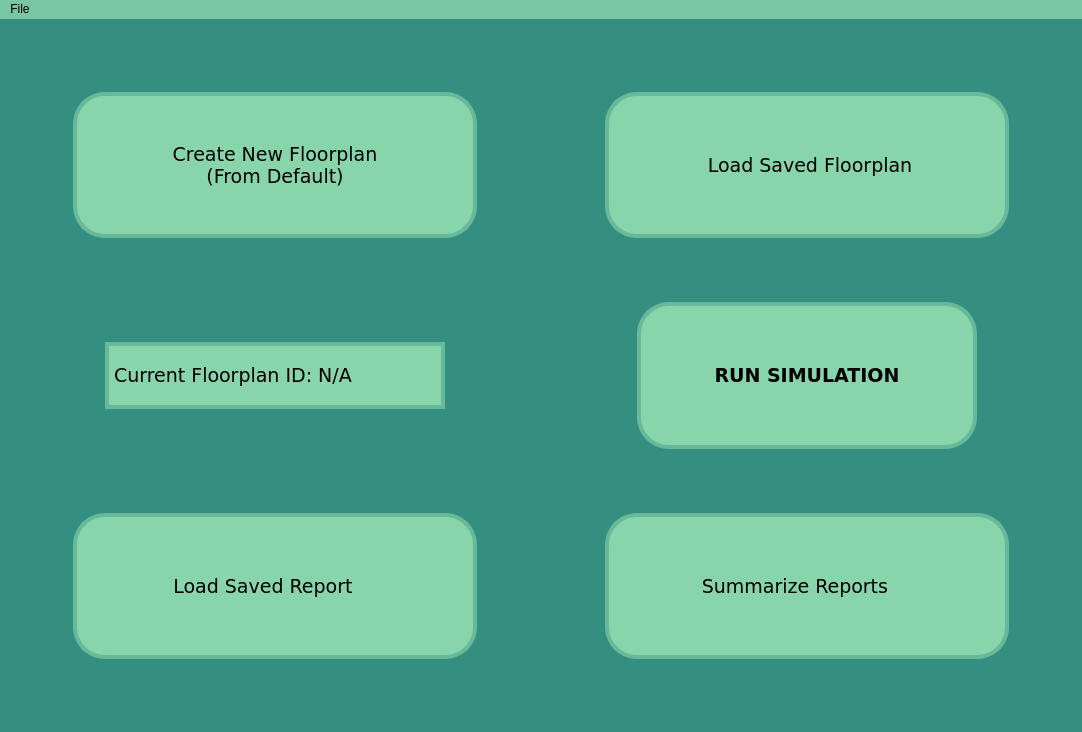
First picture: the form in mainwindow.ui, repository mdelaune/RoboSim, before the edit.
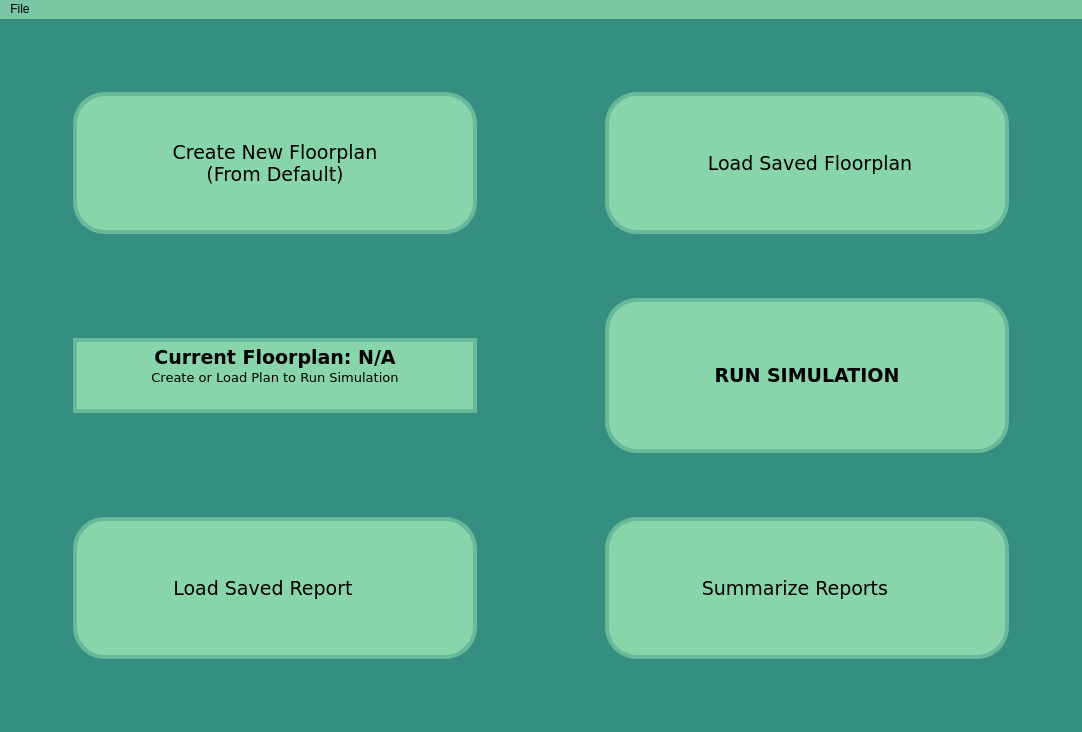
Second picture: the form after the edit. Icons and pictures are not drawn.

Commit message: Pass house and path to sim window

Patch:
```diff
--- a/mainwindow.ui
+++ b/mainwindow.ui
@@ -175,26 +175,10 @@
       </item>
       <item>
        <layout class="QHBoxLayout" name="horizontalLayout_3">
-        <item>
-         <spacer name="horizontalSpacer_4">
-          <property name="orientation">
-           <enum>Qt::Orientation::Horizontal</enum>
-          </property>
-          <property name="sizeType">
-           <enum>QSizePolicy::Policy::Fixed</enum>
-          </property>
-          <property name="sizeHint" stdset="0">
-           <size>
-            <width>32</width>
-            <height>20</height>
-           </size>
-          </property>
-         </spacer>
-        </item>
         <item>
          <layout class="QVBoxLayout" name="verticalLayout">
           <item>
-           <spacer name="verticalSpacer_2">
+           <spacer name="verticalSpacer">
             <property name="orientation">
              <enum>Qt::Orientation::Vertical</enum>
             </property>
@@ -203,25 +187,34 @@
             </property>
             <property name="sizeHint" stdset="0">
              <size>
-              <width>16</width>
+              <width>20</width>
               <height>40</height>
              </size>
             </property>
            </spacer>
           </item>
           <item>
-           <widget class="QLabel" name="label">
+           <widget class="QTextEdit" name="activePlan">
+            <property name="sizePolicy">
+             <sizepolicy hsizetype="Preferred" vsizetype="Fixed">
+              <horstretch>0</horstretch>
+              <verstretch>0</verstretch>
+             </sizepolicy>
+            </property>
+            <property name="maximumSize">
+             <size>
+              <width>16777215</width>
+              <height>75</height>
+             </size>
+            </property>
             <property name="font">
              <font>
               <family>Verdana</family>
               <pointsize>14</pointsize>
              </font>
             </property>
-            <property name="layoutDirection">
-             <enum>Qt::LayoutDirection::LeftToRight</enum>
-            </property>
             <property name="styleSheet">
-             <string notr="true">QLabel{
+             <string notr="true">QTextEdit{
 	background: rgba(136, 212, 171, 1);
 	border-width: 4px;
 	border-style: solid;
@@ -229,16 +222,27 @@
 }
 </string>
             </property>
-            <property name="text">
-             <string>Current Floorplan ID:  N/A</string>
+            <property name="verticalScrollBarPolicy">
+             <enum>Qt::ScrollBarPolicy::ScrollBarAlwaysOff</enum>
             </property>
-            <property name="textFormat">
-             <enum>Qt::TextFormat::RichText</enum>
+            <property name="horizontalScrollBarPolicy">
+             <enum>Qt::ScrollBarPolicy::ScrollBarAlwaysOff</enum>
+            </property>
+            <property name="html">
+             <string>&lt;!DOCTYPE HTML PUBLIC &quot;-//W3C//DTD HTML 4.0//EN&quot; &quot;http://www.w3.org/TR/REC-html40/strict.dtd&quot;&gt;
+&lt;html&gt;&lt;head&gt;&lt;meta name=&quot;qrichtext&quot; content=&quot;1&quot; /&gt;&lt;meta charset=&quot;utf-8&quot; /&gt;&lt;style type=&quot;text/css&quot;&gt;
+p, li { white-space: pre-wrap; }
+hr { height: 1px; border-width: 0; }
+li.unchecked::marker { content: &quot;\2610&quot;; }
+li.checked::marker { content: &quot;\2612&quot;; }
+&lt;/style&gt;&lt;/head&gt;&lt;body style=&quot; font-family:'Verdana'; font-size:14pt; font-weight:400; font-style:normal;&quot;&gt;
+&lt;p align=&quot;center&quot; dir='rtl' style=&quot; margin-top:0px; margin-bottom:0px; margin-left:0px; margin-right:0px; -qt-block-indent:0; text-indent:0px;&quot;&gt;&lt;span style=&quot; font-family:'Segoe UI'; font-weight:700;&quot;&gt;Current Floorplan: N/A&lt;/span&gt;&lt;/p&gt;
+&lt;p align=&quot;center&quot; dir='rtl' style=&quot; margin-top:0px; margin-bottom:0px; margin-left:0px; margin-right:0px; -qt-block-indent:0; text-indent:0px;&quot;&gt;&lt;span style=&quot; font-family:'Segoe UI'; font-size:10pt;&quot;&gt;Create or Load Plan to Run Simulation&lt;/span&gt;&lt;/p&gt;&lt;/body&gt;&lt;/html&gt;</string>
             </property>
            </widget>
           </item>
           <item>
-           <spacer name="verticalSpacer">
+           <spacer name="verticalSpacer_2">
             <property name="orientation">
              <enum>Qt::Orientation::Vertical</enum>
             </property>
@@ -247,7 +251,7 @@
             </property>
             <property name="sizeHint" stdset="0">
              <size>
-              <width>16</width>
+              <width>20</width>
               <height>40</height>
              </size>
             </property>
@@ -265,7 +269,7 @@
           </property>
           <property name="sizeHint" stdset="0">
            <size>
-            <width>128</width>
+            <width>64</width>
             <height>20</height>
            </size>
           </property>
@@ -308,22 +312,6 @@
           </property>
          </widget>
         </item>
-        <item>
-         <spacer name="horizontalSpacer_5">
-          <property name="orientation">
-           <enum>Qt::Orientation::Horizontal</enum>
-          </property>
-          <property name="sizeType">
-           <enum>QSizePolicy::Policy::Fixed</enum>
-          </property>
-          <property name="sizeHint" stdset="0">
-           <size>
-            <width>32</width>
-            <height>20</height>
-           </size>
-          </property>
-         </spacer>
-        </item>
        </layout>
       </item>
       <item>
```
The commit also changes 4 other files.
